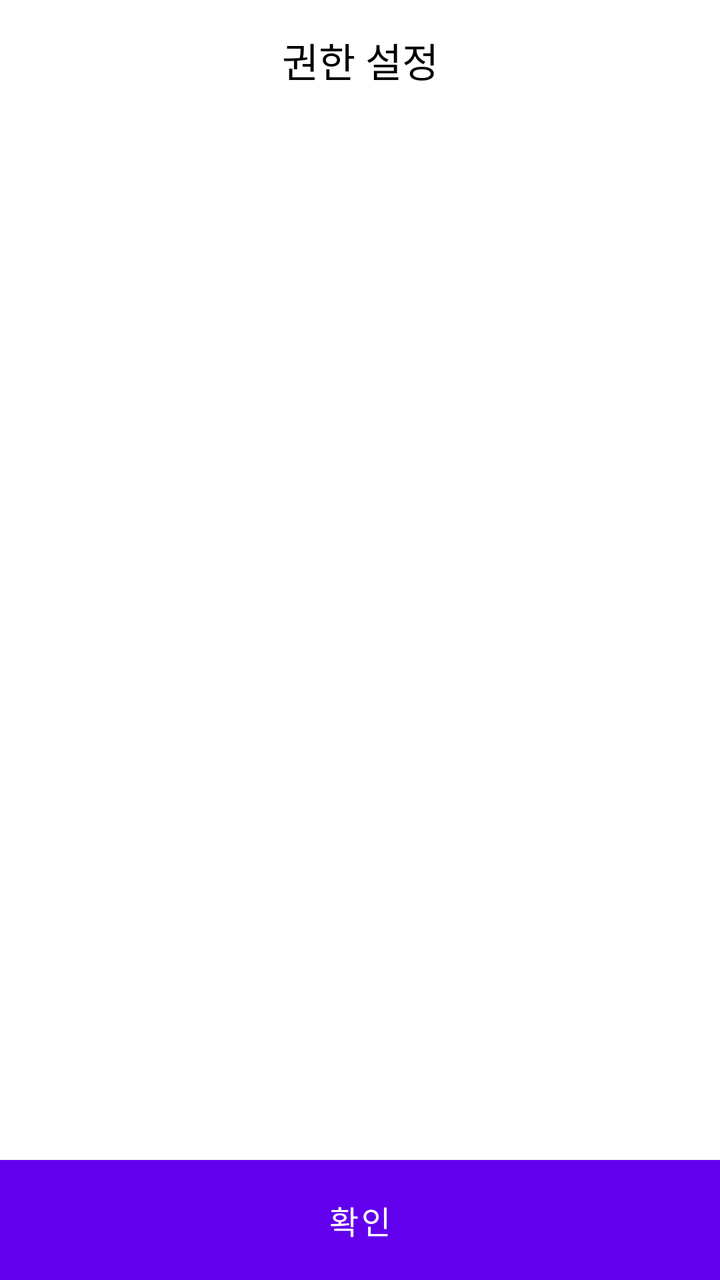
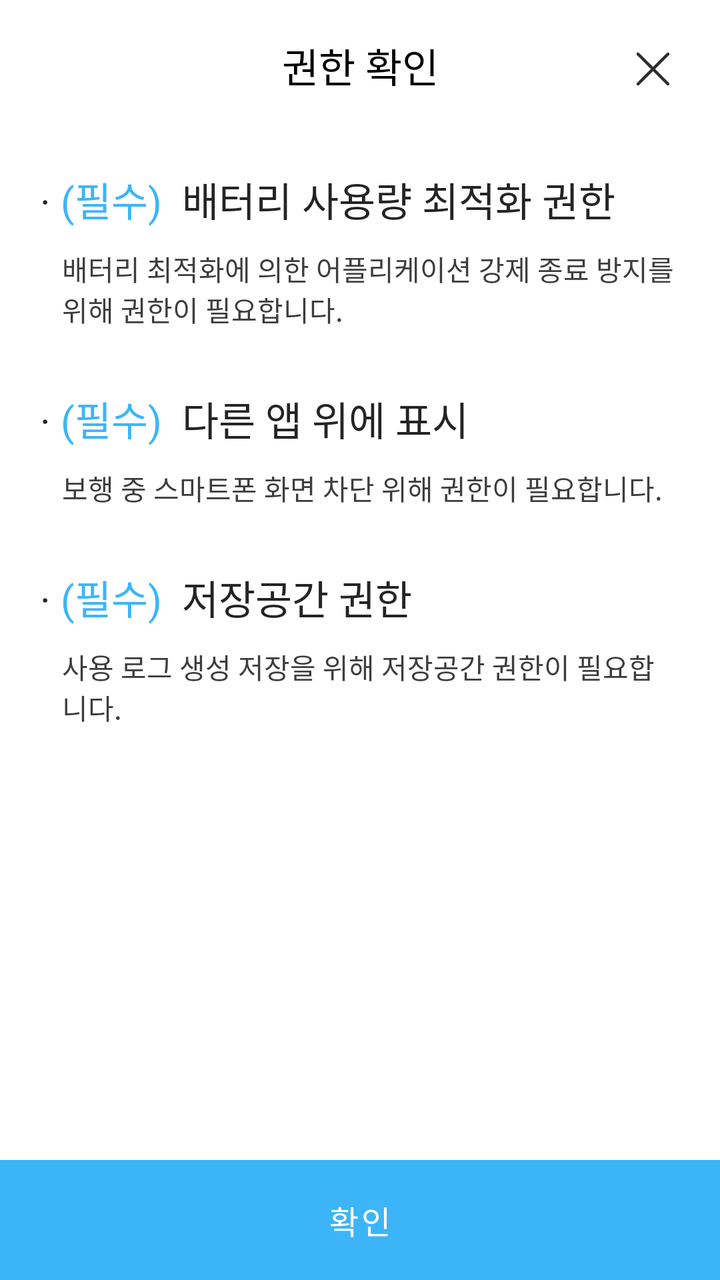

Before-and-after screenshots of an Android layout around one commit, followed by the original layout XML and the change that was made.
<!-- AndroidManifest.xml: application theme Theme.SmombieApp -->
<!-- res/layout/activity_permission.xml -->
<?xml version="1.0" encoding="utf-8"?>
<androidx.constraintlayout.widget.ConstraintLayout xmlns:android="http://schemas.android.com/apk/res/android"
    xmlns:app="http://schemas.android.com/apk/res-auto"
    android:layout_width="match_parent"
    android:layout_height="match_parent">

    <TextView
        style="@style/Font_20_000000"
        android:layout_width="match_parent"
        android:layout_height="@dimen/dimen_60dp"
        android:gravity="center"
        android:text="@string/permission_title"
        app:layout_constraintTop_toTopOf="parent" />

    <Button
        android:id="@+id/permission_btn_confirm"
        style="@style/Font_16_FFFFFF"
        android:layout_width="match_parent"
        android:layout_height="@dimen/dimen_60dp"
        android:background="@color/design_default_color_primary"
        android:foreground="?attr/selectableItemBackground"
        android:text="@string/btn_confirm"
        app:layout_constraintBottom_toBottomOf="parent" />

</androidx.constraintlayout.widget.ConstraintLayout>
<!-- resources referenced by this layout -->
<resources>
  <dimen name="dimen_60dp">60dp</dimen>
  <string name="btn_confirm">확인</string>
  <string name="permission_title">권한 설정</string>
  <style name="Font_16_FFFFFF">
          <item name="android:textColor">@color/color_FFFFFF</item>
          <item name="android:textSize">@dimen/dimen_16dp</item>
          <item name="android:includeFontPadding">false</item>
      </style>
  <style name="Font_20_000000">
          <item name="android:textColor">@color/color_000000</item>
          <item name="android:textSize">@dimen/dimen_20dp</item>
          <item name="android:includeFontPadding">false</item>
      </style>
  <style name="Theme.SmombieApp" parent="Theme.MaterialComponents.Light.NoActionBar">
          
          <item name="colorPrimary">@color/purple_500</item>
          <item name="colorPrimaryVariant">@color/purple_700</item>
          <item name="colorOnPrimary">@color/white</item>
          
          <item name="colorSecondary">@color/teal_200</item>
          <item name="colorSecondaryVariant">@color/teal_700</item>
          <item name="colorOnSecondary">@color/black</item>
          
          <item name="android:statusBarColor" tools:targetApi="l">?attr/colorPrimaryVariant</item>
          
      </style>
  <color name="color_FFFFFF">#FFFFFF</color>
  <dimen name="dimen_16dp">16dp</dimen>
  <color name="color_000000">#000000</color>
  <dimen name="dimen_20dp">20dp</dimen>
  <color name="purple_500">#FF6200EE</color>
  <color name="purple_700">#FF3700B3</color>
  <color name="white">#FFFFFFFF</color>
  <color name="teal_200">#FF03DAC5</color>
  <color name="teal_700">#FF018786</color>
  <color name="black">#FF000000</color>
</resources>

<!-- the commit's change to res/layout/activity_permission.xml (unified diff, before → after) -->
@@ -5,19 +5,86 @@
     android:layout_height="match_parent">
 
     <TextView
+        android:id="@+id/permission_tv_title"
         style="@style/Font_20_000000"
         android:layout_width="match_parent"
-        android:layout_height="@dimen/dimen_60dp"
+        android:layout_height="@dimen/dimen_65dp"
         android:gravity="center"
         android:text="@string/permission_title"
         app:layout_constraintTop_toTopOf="parent" />
+
+    <ImageView
+        android:id="@+id/permission_btn_close"
+        android:layout_width="wrap_content"
+        android:layout_height="wrap_content"
+        android:layout_marginTop="@dimen/dimen_16dp"
+        android:layout_marginEnd="@dimen/dimen_16dp"
+        android:src="@drawable/btn_top_close_black"
+        app:layout_constraintEnd_toEndOf="parent"
+        app:layout_constraintTop_toTopOf="parent" />
+
+
+    <LinearLayout
+        android:layout_width="match_parent"
+        android:layout_height="0dp"
+        android:orientation="vertical"
+        android:padding="@dimen/dimen_20dp"
+        app:layout_constraintBottom_toTopOf="@id/permission_btn_confirm"
+        app:layout_constraintTop_toBottomOf="@id/permission_tv_title">
+
+        <TextView
+            style="@style/Font_20_242424"
+            android:layout_width="wrap_content"
+            android:layout_height="wrap_content"
+            android:text="@string/permission_msg1" />
+
+        <TextView
+            style="@style/Font_14_3D3D3D"
+            android:layout_width="wrap_content"
+            android:layout_height="wrap_content"
+            android:layout_marginStart="@dimen/dimen_11dp"
+            android:layout_marginTop="@dimen/dimen_10dp"
+            android:layout_marginBottom="@dimen/dimen_30dp"
+            android:text="@string/permission_msg1_1" />
+
+        <TextView
+            style="@style/Font_20_242424"
+            android:layout_width="wrap_content"
+            android:layout_height="wrap_content"
+            android:text="@string/permission_msg2" />
+
+        <TextView
+            style="@style/Font_14_3D3D3D"
+            android:layout_width="wrap_content"
+            android:layout_height="wrap_content"
+            android:layout_marginStart="@dimen/dimen_11dp"
+            android:layout_marginTop="@dimen/dimen_10dp"
+            android:layout_marginBottom="@dimen/dimen_30dp"
+            android:text="@string/permission_msg2_1" />
+
+        <TextView
+            style="@style/Font_20_242424"
+            android:layout_width="wrap_content"
+            android:layout_height="wrap_content"
+            android:text="@string/permission_msg3" />
+
+        <TextView
+            style="@style/Font_14_3D3D3D"
+            android:layout_width="wrap_content"
+            android:layout_height="wrap_content"
+            android:layout_marginStart="@dimen/dimen_11dp"
+            android:layout_marginTop="@dimen/dimen_10dp"
+            android:layout_marginBottom="@dimen/dimen_30dp"
+            android:text="@string/permission_msg3_1" />
+
+    </LinearLayout>
 
     <Button
         android:id="@+id/permission_btn_confirm"
         style="@style/Font_16_FFFFFF"
         android:layout_width="match_parent"
         android:layout_height="@dimen/dimen_60dp"
-        android:background="@color/design_default_color_primary"
+        android:background="@color/color_primary"
         android:foreground="?attr/selectableItemBackground"
         android:text="@string/btn_confirm"
         app:layout_constraintBottom_toBottomOf="parent" />
<!-- resource entries referenced after the edit -->
@@ -1,8 +1,24 @@
 <!-- resources referenced by this layout -->
 <resources>
+  <color name="color_primary">#3CB5F8</color>
+  <dimen name="dimen_10dp">10dp</dimen>
+  <dimen name="dimen_11dp">11dp</dimen>
   <dimen name="dimen_60dp">60dp</dimen>
+  <dimen name="dimen_65dp">65dp</dimen>
+  <!-- drawable btn_top_close_black: png bitmap (drawable-xxhdpi, 1012 bytes) -->
   <string name="btn_confirm">확인</string>
-  <string name="permission_title">권한 설정</string>
+  <string name="permission_msg1">·  <font color="#3CB5F8">(필수) </font> 배터리 사용량 최적화 권한 </string>
+  <string name="permission_msg1_1">배터리 최적화에 의한 어플리케이션 강제 종료 방지를 위해 권한이 필요합니다.</string>
+  <string name="permission_msg2">·  <font color="#3CB5F8">(필수) </font> 다른 앱 위에 표시 </string>
+  <string name="permission_msg2_1">보행 중 스마트폰 화면 차단 위해 권한이 필요합니다.</string>
+  <string name="permission_msg3">·  <font color="#3CB5F8">(필수) </font> 저장공간 권한 </string>
+  <string name="permission_msg3_1"> 사용 로그 생성 저장을 위해 저장공간 권한이 필요합니다.</string>
+  <string name="permission_title">권한 확인</string>
+  <style name="Font_14_3D3D3D">
+          <item name="android:textColor">@color/color_3D3D3D</item>
+          <item name="android:textSize">@dimen/dimen_14dp</item>
+          <item name="android:includeFontPadding">false</item>
+      </style>
   <style name="Font_16_FFFFFF">
           <item name="android:textColor">@color/color_FFFFFF</item>
           <item name="android:textSize">@dimen/dimen_16dp</item>
@@ -13,9 +29,14 @@
           <item name="android:textSize">@dimen/dimen_20dp</item>
           <item name="android:includeFontPadding">false</item>
       </style>
+  <style name="Font_20_242424">
+          <item name="android:textColor">@color/color_242424</item>
+          <item name="android:textSize">@dimen/dimen_20dp</item>
+          <item name="android:includeFontPadding">false</item>
+      </style>
   <style name="Theme.SmombieApp" parent="Theme.MaterialComponents.Light.NoActionBar">
           
-          <item name="colorPrimary">@color/purple_500</item>
+          <item name="colorPrimary">@color/color_primary</item>
           <item name="colorPrimaryVariant">@color/purple_700</item>
           <item name="colorOnPrimary">@color/white</item>
           
@@ -23,17 +44,24 @@
           <item name="colorSecondaryVariant">@color/teal_700</item>
           <item name="colorOnSecondary">@color/black</item>
           
-          <item name="android:statusBarColor" tools:targetApi="l">?attr/colorPrimaryVariant</item>
+          <item name="android:statusBarColor" tools:targetApi="l">@color/color_FFFFFF</item>
+          <item name="android:windowLightStatusBar">true</item>
           
+  
+          
+          <item name="android:windowBackground">@color/white</item>
       </style>
+  <color name="color_3D3D3D">#3D3D3D</color>
+  <dimen name="dimen_14dp">14dp</dimen>
   <color name="color_FFFFFF">#FFFFFF</color>
   <dimen name="dimen_16dp">16dp</dimen>
   <color name="color_000000">#000000</color>
+  <color name="color_242424">#242424</color>
   <dimen name="dimen_20dp">20dp</dimen>
-  <color name="purple_500">#FF6200EE</color>
+  <dimen name="dimen_30dp">30dp</dimen>
   <color name="purple_700">#FF3700B3</color>
   <color name="white">#FFFFFFFF</color>
-  <color name="teal_200">#FF03DAC5</color>
+  <color name="teal_200">#3CB5F8</color>
   <color name="teal_700">#FF018786</color>
   <color name="black">#FF000000</color>
 </resources>
